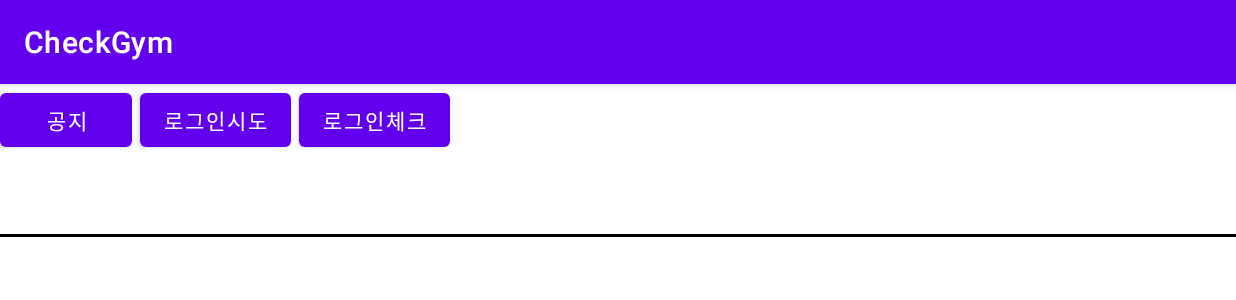
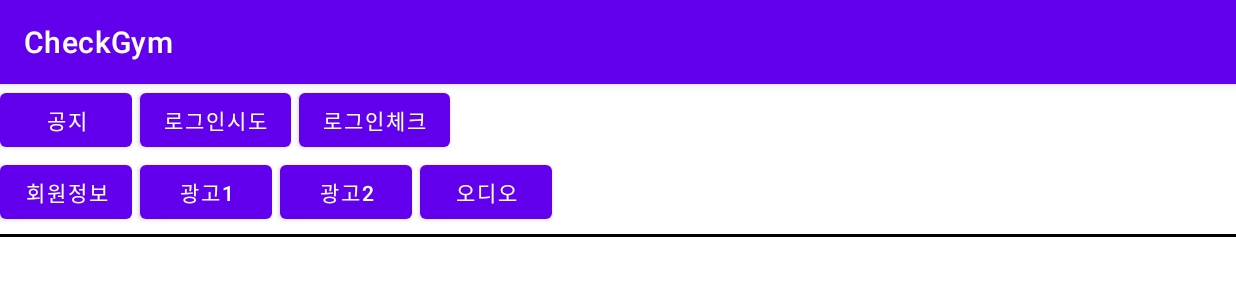
Before and after one commit to Kkangnu/CheckGym, an Android app: the screen it shows after launch (KioskMainActivity), after a tap on "공지", on a phone screen of 824 x 412 dp (held sideways). Shown: the top 300 px of the screen. Run offline under Robolectric (Android 15) with nearby library versions, the light colour scheme and no system bars; our stand-ins replace RxJava; network calls fail; 1 statement that could not run was skipped.

Commit message:
각 필요 API 생성 Model 생성 *TODO: 명칭 정리 필요

```diff
--- a/app/src/main/java/net/onerm/checkgym/const/CheckGymConsts.kt
+++ b/app/src/main/java/net/onerm/checkgym/const/CheckGymConsts.kt
@@ -15,10 +15,17 @@ object CheckGymConsts {
     const val API_VALUE_CUSTOMER_NUMBER = "566465456"
     const val API_VALUE_CATEGROY = "u"
     const val API_VALUE_UID = "566465456"
+    const val API_VALUE_MNO = "3180511"
 }
 
 enum class ACT_MODE(val action:String) {
     GET_NOTICE("getNoti"),
     GET_MEMBER_CHECKOUT("member_show_checkout"),
-    GET_CHECK_LOGIN("checkLogin")
+    GET_CHECK_LOGIN("checkLogin"),
+    GET_MEMBER_INFO("transactionStatus"),
+    GET_ADS_1("kiosk_get_ad"),
+    GET_ADS_2("kiosk_get_ad2"),
+    GET_AUDIO("kiosk_get_audio"),
+    SET_SUBSTRACT_LSN("substractLsn")
+
 }
--- a/app/src/main/java/net/onerm/checkgym/kiosk/activity/KioskMainActivity.kt
+++ b/app/src/main/java/net/onerm/checkgym/kiosk/activity/KioskMainActivity.kt
@@ -1,12 +1,14 @@
 package net.onerm.checkgym.kiosk.activity
 
-import androidx.appcompat.app.AppCompatActivity
 import android.os.Bundle
 import android.util.Log
 import android.view.View
 import android.widget.Button
 import android.widget.TextView
 import android.widget.Toast
+import androidx.appcompat.app.AppCompatActivity
+import com.google.gson.Gson
+import com.google.gson.reflect.TypeToken
 import io.reactivex.rxjava3.android.schedulers.AndroidSchedulers
 import io.reactivex.rxjava3.disposables.CompositeDisposable
 import io.reactivex.rxjava3.schedulers.Schedulers
@@ -14,17 +16,14 @@ import net.onerm.checkgym.R
 import net.onerm.checkgym.const.ACT_MODE
 import net.onerm.checkgym.const.CheckGymConsts
 import net.onerm.checkgym.kiosk.model.KioskNoticeModel
+import net.onerm.checkgym.kiosk.model.KioskRequestAudio
 import net.onerm.checkgym.kiosk.model.KioskRequestModel
 import net.onerm.checkgym.service.CheckGymApi
-import org.w3c.dom.Text
+import java.lang.reflect.Type
 
 
 class KioskMainActivity : AppCompatActivity() {
     lateinit var compositeDisposable: CompositeDisposable
-
-    private lateinit var btnNetworkNoti : Button
-    private lateinit var btnNetworkCheckout : Button
-    private lateinit var btnNetworkLoginCheck : Button
 
     private lateinit var txResult : TextView
 
@@ -32,40 +31,115 @@ class KioskMainActivity : AppCompatActivity() {
         super.onCreate(savedInstanceState)
         setContentView(R.layout.activity_kiosk_main)
 
-        btnNetworkNoti = findViewById<Button>(R.id.btn_network_noti)
-        btnNetworkCheckout = findViewById<Button>(R.id.btn_network_checkout)
-        btnNetworkLoginCheck = findViewById<Button>(R.id.btn_network_logincheck)
-        txResult = findViewById<Button>(R.id.tx_result)
+        initView()
+    }
 
-        btnNetworkNoti.setOnClickListener(View.OnClickListener {
+    private fun initView(){
+        findViewById<Button>(R.id.btn_network_noti).setOnClickListener(View.OnClickListener {
             getNotice()
         })
-
-        btnNetworkCheckout.setOnClickListener(View.OnClickListener {
+        findViewById<Button>(R.id.btn_network_checkout).setOnClickListener(View.OnClickListener {
             getCheckLogin()
         })
-
-        btnNetworkLoginCheck.setOnClickListener(View.OnClickListener {
+        findViewById<Button>(R.id.btn_network_logincheck).setOnClickListener(View.OnClickListener {
             getLoginCheck()
         })
+
+        findViewById<Button>(R.id.btn_network_member_info).setOnClickListener(View.OnClickListener {
+            getMemberInfo()
+        })
+        findViewById<Button>(R.id.btn_network_ads1).setOnClickListener(View.OnClickListener {
+            getAds1()
+        })
+        findViewById<Button>(R.id.btn_network_ads2).setOnClickListener(View.OnClickListener {
+            getAds2()
+        })
+        findViewById<Button>(R.id.btn_network_audio).setOnClickListener(View.OnClickListener {
+            getAudio()
+        })
+
+        txResult = findViewById<Button>(R.id.tx_result)
     }
 
-    //
+    private fun setSubStractLSN() {
+        var kioskRequestModel = KioskRequestModel()
+        kioskRequestModel.actmode = ACT_MODE.GET_AUDIO.action
+        kioskRequestModel.comno = CheckGymConsts.API_VALUE_COMNO
+
+        makeKioskDispose(kioskRequestModel)
+    }
+
+    // audio
+    private fun getAudio() {
+        var kioskRequestModel = KioskRequestModel()
+        kioskRequestModel.actmode = ACT_MODE.GET_AUDIO.action
+        kioskRequestModel.comno = CheckGymConsts.API_VALUE_COMNO
+
+        makeKioskDispose(kioskRequestModel)
+    }
+
+    // 광고1
+    private fun getAds1() {
+        var kioskRequestModel = KioskRequestModel()
+        kioskRequestModel.actmode = ACT_MODE.GET_ADS_1.action
+        kioskRequestModel.comno = CheckGymConsts.API_VALUE_COMNO
+
+        makeKioskDispose(kioskRequestModel)
+    }
+
+    // 광고2
+    private fun getAds2() {
+        var kioskRequestModel = KioskRequestModel()
+        kioskRequestModel.actmode = ACT_MODE.GET_ADS_2.action
+        kioskRequestModel.comno = CheckGymConsts.API_VALUE_COMNO
+
+        makeKioskDispose(kioskRequestModel)
+    }
+
+    // 회원 정보
+    private fun getMemberInfo() {
+        var kioskRequestModel = KioskRequestModel()
+        kioskRequestModel.actmode = ACT_MODE.GET_MEMBER_INFO.action
+        kioskRequestModel.comno = CheckGymConsts.API_VALUE_COMNO
+        kioskRequestModel.mno = CheckGymConsts.API_VALUE_MNO
+
+        makeMemberDispose(kioskRequestModel)
+    }
+
+    // 로그인 체크
     private fun getLoginCheck() {
-        compositeDisposable = CompositeDisposable()
+        var kioskRequestModel = KioskRequestModel()
+        kioskRequestModel.actmode = ACT_MODE.GET_CHECK_LOGIN.action
+        kioskRequestModel.comno = CheckGymConsts.API_VALUE_COMNO
+        kioskRequestModel.uid = CheckGymConsts.API_VALUE_UID
+        kioskRequestModel.ucategory = CheckGymConsts.API_VALUE_CATEGROY
 
+        makeMemberDispose(kioskRequestModel)
+    }
+
+    // 체크 로그인
+    private fun getCheckLogin() {
         var kioskRequestModel = KioskRequestModel()
         kioskRequestModel.actmode = ACT_MODE.GET_MEMBER_CHECKOUT.action
         kioskRequestModel.comno = CheckGymConsts.API_VALUE_COMNO
         kioskRequestModel.custno = CheckGymConsts.API_VALUE_CUSTOMER_NUMBER
-        kioskRequestModel.ucategory = CheckGymConsts.API_VALUE_CATEGROY
-//            var map :MutableMap<String, String> = mutableMapOf()
-//            map[CheckGymConsts.API_BODY_COMNO] = comno;
-//            map[CheckGymConsts.API_BODY_ACTMODE] = actMode.action;
-//            map[CheckGymConsts.API_BODY_CUSTOMER_NUMBER] = customNum;
-//            map[CheckGymConsts.API_BODY_CATEGORY] = ucategory;
 
-        compositeDisposable.add(CheckGymApi.postMember(ACT_MODE.GET_MEMBER_CHECKOUT, kioskRequestModel)
+        makeMemberDispose(kioskRequestModel)
+    }
+
+    // 공지사항
+    private fun getNotice(){
+        var kioskRequestModel = KioskRequestModel()
+        kioskRequestModel.actmode = ACT_MODE.GET_NOTICE.action
+        kioskRequestModel.comno = CheckGymConsts.API_VALUE_COMNO
+
+        makeKioskDispose(kioskRequestModel)
+    }
+
+    private fun makeMemberDispose (kioskRequestModel: KioskRequestModel) {
+        compositeDisposable = CompositeDisposable()
+
+        compositeDisposable.add(CheckGymApi.postMember(kioskRequestModel)
                 .observeOn(AndroidSchedulers.mainThread())
                 .subscribeOn(Schedulers.newThread())
                 .subscribe({ response: KioskNoticeModel ->
@@ -80,35 +154,25 @@ class KioskMainActivity : AppCompatActivity() {
         )
     }
 
-    // 로그인 체크
-    private fun getCheckLogin() {
+    private fun makeKioskDispose (kioskRequestModel: KioskRequestModel) {
         compositeDisposable = CompositeDisposable()
 
-        compositeDisposable.add(CheckGymApi.postMember(ACT_MODE.GET_MEMBER_CHECKOUT, CheckGymConsts.API_VALUE_COMNO, CheckGymConsts.API_VALUE_CUSTOMER_NUMBER)
+        compositeDisposable.add(CheckGymApi.postKiosk(kioskRequestModel)
             .observeOn(AndroidSchedulers.mainThread())
             .subscribeOn(Schedulers.newThread())
             .subscribe({ response: KioskNoticeModel ->
                 //for (item in response.items) {
                 Log.d("MainActivity", response.toString())
-                    txResult.text = response.toString()
-//                }
-                }, { error: Throwable ->
-                    Log.d("MainActivity", error.localizedMessage)
-                    Toast.makeText(this, "Error ${error.localizedMessage}", Toast.LENGTH_SHORT).show()
-                })
-        )
+
+                if(response.rows != null) {
+//                    val gson =  Gson()
+//val waypointList: List<Waypoint> = list.filterIsInstance<Waypoint>()
+//                    val type = object : TypeToken<List<KioskRequestAudio>>() {}.type
+//                    val className = Gson().fromJson(response.rows , type)
+
+
+                    Log.d("MainActivity", "")
                 }
-
-    // 공지사항
-    private fun getNotice(){
-        compositeDisposable = CompositeDisposable()
-
-        compositeDisposable.add(CheckGymApi.postKiosk(ACT_MODE.GET_NOTICE, CheckGymConsts.API_VALUE_COMNO)
-                .observeOn(AndroidSchedulers.mainThread())
-                .subscribeOn(Schedulers.newThread())
-                .subscribe({ response: KioskNoticeModel ->
-                    //for (item in response.items) {
-                    Log.d("MainActivity", response.toString())
                 txResult.text = response.toString()
 //                }
             }, { error: Throwable ->
@@ -120,6 +184,6 @@ class KioskMainActivity : AppCompatActivity() {
 
     override fun onDestroy() {
         super.onDestroy()
-        compositeDisposable.dispose()
+        compositeDisposable?.dispose()
     }
 }
--- a/app/src/main/java/net/onerm/checkgym/kiosk/model/KioskRequestModel.kt
+++ b/app/src/main/java/net/onerm/checkgym/kiosk/model/KioskRequestModel.kt
@@ -1,9 +1,10 @@
 package net.onerm.checkgym.kiosk.model
 
 class KioskRequestModel {
-    lateinit var comno: String
-    lateinit var actmode: String
-    lateinit var custno: String
-    lateinit var ucategory: String
-
+    var comno: String = ""
+    var actmode: String = ""
+    var custno: String = ""
+    var uid: String = ""
+    var ucategory: String = ""
+    var mno: String = ""
 }
--- /dev/null
+++ b/app/src/main/java/net/onerm/checkgym/kiosk/model/KioskResponseCos.kt
@@ -0,0 +1,6 @@
+package net.onerm.checkgym.kiosk.model
+
+data class KioskResponseCos(
+        val cos0: KioskResponseCosDetail,
+        val count: Int
+)
--- a/app/src/main/java/net/onerm/checkgym/service/RetroBaseApiService.kt
+++ b/app/src/main/java/net/onerm/checkgym/service/RetroBaseApiService.kt
@@ -26,32 +26,16 @@ class CheckGymApi {
     }
 
     companion object {
-        fun postKiosk(actMode: ACT_MODE, comno: String) : Observable<KioskNoticeModel> {
-            var map :MutableMap<String, String> = mutableMapOf()
-            map[CheckGymConsts.API_BODY_COMNO] = comno;
-            map[CheckGymConsts.API_BODY_ACTMODE] = actMode.action;
+        fun postKiosk(kioskRequestModel: KioskRequestModel) : Observable<KioskNoticeModel> {
+            val oMapper = ObjectMapper()
+            var map : MutableMap<String, String> = oMapper.readValue(oMapper.writeValueAsString(kioskRequestModel))
+
             return RetrofitCreator.create(CheckGymApiImpl::class.java).postKiosk(map)
         }
 
-        fun postMember(actMode: ACT_MODE, comno: String, customNum: String) : Observable<KioskNoticeModel> {
-            var map :MutableMap<String, String> = mutableMapOf()
-            map[CheckGymConsts.API_BODY_COMNO] = comno;
-            map[CheckGymConsts.API_BODY_ACTMODE] = actMode.action;
-            map[CheckGymConsts.API_BODY_CUSTOMER_NUMBER] = customNum;
-            return RetrofitCreator.create(CheckGymApiImpl::class.java).postMember(map)
-        }
-
-        fun postMember(actMode: ACT_MODE, kioskRequestModel: KioskRequestModel) : Observable<KioskNoticeModel> {
-//            var map :MutableMap<String, String> = mutableMapOf()
-//            map[CheckGymConsts.API_BODY_COMNO] = comno;
-//            map[CheckGymConsts.API_BODY_ACTMODE] = actMode.action;
-//            map[CheckGymConsts.API_BODY_CUSTOMER_NUMBER] = customNum;
-//            map[CheckGymConsts.API_BODY_CATEGORY] = ucategory;
+        fun postMember(kioskRequestModel: KioskRequestModel) : Observable<KioskNoticeModel> {
             val oMapper = ObjectMapper()
-            //val map: Map<String, Any> = oMapper.convertValue(kioskNoticeModel, MutableMap<String, Any>::class.java)
-            //var map : Map<String, *>? =  oMapper.convertValue(kioskNoticeModel, TypeReference<Map<String, Any>>() {})
             var map : MutableMap<String, String> = oMapper.readValue(oMapper.writeValueAsString(kioskRequestModel))
-            map[CheckGymConsts.API_BODY_ACTMODE] = actMode.action
 
             return RetrofitCreator.create(CheckGymApiImpl::class.java).postMember(map)
         }
--- a/app/src/main/res/layout/activity_kiosk_main.xml
+++ b/app/src/main/res/layout/activity_kiosk_main.xml
@@ -11,9 +11,13 @@
         android:layout_width="match_parent" />
 
     <LinearLayout
+        android:orientation="vertical"
         android:layout_width="match_parent"
         android:layout_height="match_parent" >
 
+    <LinearLayout
+        android:layout_width="match_parent"
+        android:layout_height="wrap_content" >
         <Button
             android:id="@+id/btn_network_noti"
             android:layout_width="wrap_content"
@@ -38,6 +42,44 @@
             android:text="로그인체크"
             tools:ignore="MissingConstraints" />
     </LinearLayout>
+    <LinearLayout
+        android:layout_width="match_parent"
+        android:layout_height="match_parent"
+        >
+        <Button
+            android:id="@+id/btn_network_member_info"
+            android:layout_width="wrap_content"
+            android:layout_height="wrap_content"
+            android:layout_marginRight="5dp"
+            android:text="회원정보"
+            tools:ignore="MissingConstraints" />
+
+        <Button
+            android:id="@+id/btn_network_ads1"
+            android:layout_width="wrap_content"
+            android:layout_height="wrap_content"
+            android:layout_marginRight="5dp"
+            android:text="광고1"
+            tools:ignore="MissingConstraints" />
+
+        <Button
+            android:id="@+id/btn_network_ads2"
+            android:layout_width="wrap_content"
+            android:layout_height="wrap_content"
+            android:layout_marginRight="5dp"
+            android:text="광고2"
+            tools:ignore="MissingConstraints" />
+
+        <Button
+            android:id="@+id/btn_network_audio"
+            android:layout_width="wrap_content"
+            android:layout_height="wrap_content"
+            android:layout_marginRight="5dp"
+            android:text="오디오"
+            tools:ignore="MissingConstraints" />
+    </LinearLayout>
+
+    </LinearLayout>
 
     <FrameLayout
         android:layout_width="match_parent"
```
Also changed, not shown: app/src/main/java/net/onerm/checkgym/kiosk/activity/KioskDetailActivity.kt (added, +7 -0 lines), app/src/main/java/net/onerm/checkgym/kiosk/model/KioaskResponseVisite.kt (added, +13 -0 lines), app/src/main/java/net/onerm/checkgym/kiosk/model/KioskNoticeModel.kt (+28 -14 lines), app/src/main/java/net/onerm/checkgym/kiosk/model/KioskRequestAudio.kt (added, +14 -0 lines), app/src/main/java/net/onerm/checkgym/kiosk/model/KioskResponseAds.kt (added, +19 -0 lines), app/src/main/java/net/onerm/checkgym/kiosk/model/KioskResponseCosDetail.kt (added, +15 -0 lines), app/src/main/java/net/onerm/checkgym/kiosk/model/KioskResponseTran.kt (added, +7 -0 lines), app/src/main/java/net/onerm/checkgym/kiosk/model/KioskResponseTranDetail.kt (added, +11 -0 lines). Lines whose indentation alone changed are shown as unchanged.
